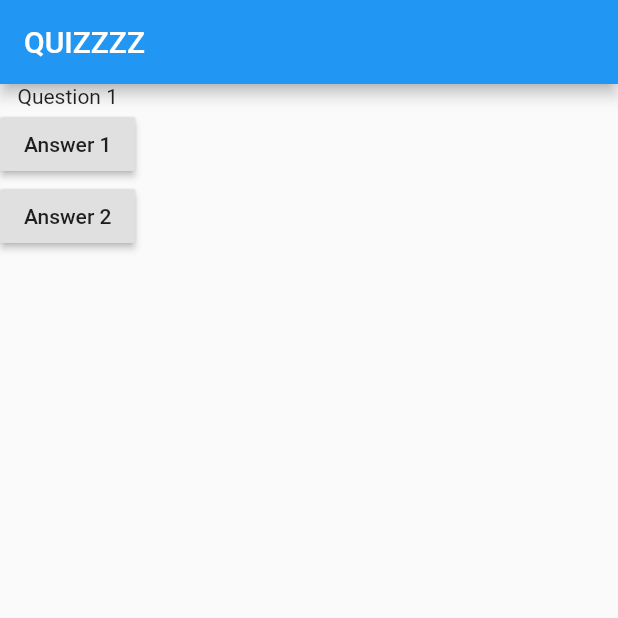
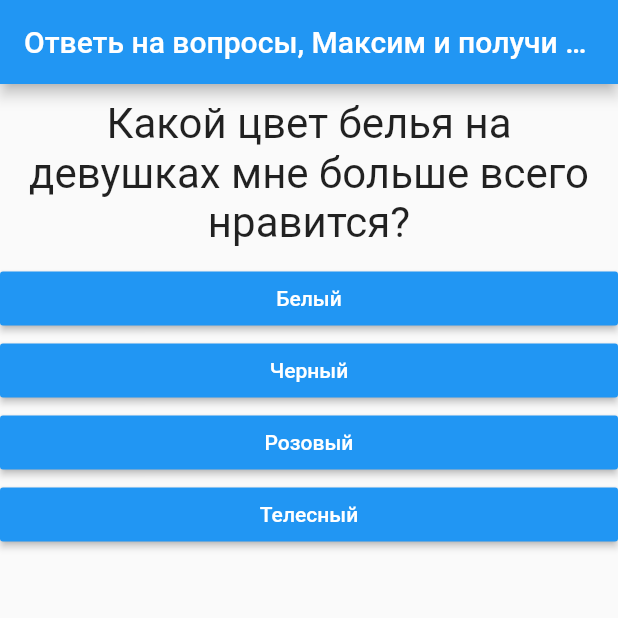
Before and after one commit to coder2k4/flutter_firstlook, a Flutter app: the screen it shows after launch, on a phone screen of 412 x 824 dp, the top half of it. Run offline on Flutter 3.47's test engine with Material 2 defaults, Android fonts, the phone set to English and light mode, and no system bars.

Commit message:
КВИЗЗЗЗЗЗЗЗЗЗ

```diff
--- /dev/null
+++ b/lib/answer.dart
@@ -0,0 +1,23 @@
+import 'dart:wasm';
+
+import 'package:flutter/material.dart';
+
+class Answer extends StatelessWidget {
+  final String answerText;
+  final Function selectHandler;
+
+  Answer(this.selectHandler, this.answerText);
+
+  @override
+  Widget build(BuildContext context) {
+    return Container(
+      width: double.infinity,
+      child: RaisedButton(
+        color: Colors.blue,
+        textColor: Colors.white,
+        child: Text(answerText),
+        onPressed: selectHandler,
+      ),
+    );
+  }
+}
--- a/lib/main.dart
+++ b/lib/main.dart
@@ -1,62 +1,171 @@
 import 'package:flutter/material.dart';
 
+import 'quiz.dart';
+import 'result.dart';
+
+/// Точка входа, запускаем наш главный Виджет MyApp
 void main() => runApp(MyApp());
 
-// void main() {
-//   runApp(MyApp());
-// }
 
+/// Наследуемся от виджета со стейтом, для ререндера при изменении внутренних данных
 class MyApp extends StatefulWidget {
-
   @override
   State<StatefulWidget> createState() {
-    return MyAppState();
+    return _MyAppState();
   }
 }
 
 
-class MyAppState extends State {
-  var qIndex = 0;
 
-  void answerQuestion() {
+class _MyAppState extends State<MyApp>{
 
+  // List<Map<String, Map>>
+  final _questions = const [
+    {
+      'questionText': 'Какой цвет белья на девушках мне больше всего нравится?',
+      'answers': [
+        {'text': 'Белый', 'score': 10},
+        {'text': 'Черный', 'score': 7},
+        {'text': 'Розовый', 'score': 1},
+        {'text': 'Телесный', 'score': 3},
+      ],
+    },
+    {
+      'questionText': 'Какой алкоголь я больше всего люблю?',
+      'answers': [
+        {'text': 'Пиво', 'score': 4},
+        {'text': 'Водку', 'score': 1},
+        {'text': 'Виски', 'score': 10},
+        {'text': 'Никакой', 'score': 6},
+      ],
+    },
+    {
+      'questionText': 'В какую игру я чаще всего играл в 2020',
+      'answers': [
+        {'text': 'Diablo 3', 'score': 1},
+        {'text': 'Apex Legends', 'score': 10},
+        {'text': 'StarWars: Old Republic', 'score': 1},
+        {'text': 'Гонял лысого', 'score': 20},
+      ],
+    },
+    {
+      'questionText': 'Что я подарил жене на НГ 2020/21',
+      'answers': [
+        {'text': 'Себя', 'score': 0},
+        {'text': 'Портмане', 'score': 10},
+        {'text': 'Набор круженого белья и духи', 'score': 3},
+        {'text': 'Ужин с заказом еды из ресторана', 'score': 6},
+      ],
+    },
+    {
+      'questionText': 'Как я чаще всего называю сына',
+      'answers': [
+        {'text': 'Личинус', 'score': 3},
+        {'text': 'Спиногрыз', 'score': 1},
+        {'text': 'Бусик', 'score': 9},
+        {'text': 'Барсета', 'score': 10},
+      ],
+    },
+    {
+      'questionText': 'Как я хотел назвать сына',
+      'answers': [
+        {'text': 'Адам', 'score': 5},
+        {'text': 'Алексей', 'score': 3},
+        {'text': 'Адольф', 'score': 10},
+        {'text': 'Аркадий', 'score': 1},
+      ],
+    },
+    {
+      'questionText': 'В какую игру мы играли дольше всего',
+      'answers': [
+        {'text': 'Apex Legend', 'score': 8},
+        {'text': 'WOW', 'score': 10},
+        {'text': 'Battlefield', 'score': 3},
+        {'text': 'Monster Hunter', 'score': 1},
+      ],
+    },
+    {
+      'questionText': 'Куда мы ходили посреди ночи, бухая на съемной хате',
+      'answers': [
+        {'text': 'За куревом', 'score': 1},
+        {'text': 'За бухлом', 'score': 5},
+        {'text': 'За девками', 'score': 8},
+        {'text': 'За дошиком', 'score': 10},
+      ],
+    },
+    {
+      'questionText': 'Что чаще всего мы делали на съмной хате',
+      'answers': [
+        {'text': 'Смотрели порно', 'score': 1},
+        {'text': 'Тусовались', 'score': 10},
+        {'text': 'Бухали', 'score': 8},
+        {'text': 'Курили кальян', 'score': 7},
+      ],
+    },
+    {
+      'questionText': 'Больше всего мы угорали над сериалом',
+      'answers': [
+        {'text': 'Друзья', 'score': 3},
+        {'text': 'Клиника', 'score': 6},
+        {'text': 'Как я встретил вашу маму', 'score': 10},
+        {'text': 'Отбросы', 'score': 8},
+      ],
+    },
+  ];
+
+
+  var _questionIndex = 0;
+  var _totalScore = 0;
+
+
+  // Функция для сброса статистики и индекса текущего вопроса (ререндерим приложуху)
+  void _resetQuiz() {
     setState(() {
-      qIndex += 1;
+      _questionIndex = 0;
+      _totalScore = 0;
+    });
+  }
+
+  // Функция ответа
+  void _answerQuiz(int score) {
+
+    _totalScore += score;
+
+    // Ререндерим вопрос
+    setState(() {
+      _questionIndex += 1;
     });
 
+    if (_questionIndex < _questions.length) {
+      print('остались еще вопросы');
+    }
+    else {
+      print('вопросов больше нет');
+    }
 
-    if (qIndex > 3) qIndex = 0;
-    print(qIndex);
   }
 
-  var questions = [
-    'Question 1',
-    'Question 2',
-    'Question 3',
-    'Question 4',
-  ];
 
   @override
   Widget build(BuildContext context) {
+
     return MaterialApp(
       home: Scaffold(
         appBar: AppBar(
-          title: Text('QUIZZZZ'),
+          title: Text('Ответь на вопросы, Максим и получи 100р на мобилу!'),
         ),
-        body: Column(
-          children: [
-            Text(questions[qIndex]),
-            RaisedButton(
-              child: Text('Answer 1'),
-              onPressed: answerQuestion,
-            ),
-            RaisedButton(
-              child: Text('Answer 2'),
-              onPressed: answerQuestion,
-            )
-          ],
-        ),
-      ),
+        body: _questionIndex < _questions.length ? Quiz(
+          answerQuiz: _answerQuiz,
+          questionIndex: _questionIndex,
+          questions: _questions,
+        ) :
+        Result(_totalScore, _resetQuiz)
+        ,
+      )
     );
+
   }
+
+
+
 }
--- /dev/null
+++ b/lib/question.dart
@@ -0,0 +1,22 @@
+import 'package:flutter/material.dart';
+
+class Question extends StatelessWidget {
+
+  final String questionText;
+
+  Question(this.questionText);
+
+  @override
+  Widget build(BuildContext context) {
+    return Container(
+      width: double.infinity,
+      margin: EdgeInsets.all(10),
+      child: Text(
+        questionText,
+        style: TextStyle(fontSize: 28),
+        textAlign: TextAlign.center,
+      ),
+    );
+  }
+
+}
--- /dev/null
+++ b/lib/quiz.dart
@@ -0,0 +1,31 @@
+import 'package:flutter/material.dart';
+
+import './question.dart';
+import 'answer.dart';
+
+class Quiz extends StatelessWidget {
+
+  final List<Map<String, Object>> questions;
+  final int questionIndex;
+  final Function answerQuiz;
+
+  Quiz({this.questions, this.questionIndex, this.answerQuiz});
+
+
+  @override
+  Widget build(BuildContext context) {
+    return Column(
+      children: [
+        Question(
+          questions[questionIndex]['questionText'],
+        ),
+        ...(questions[questionIndex]['answers'] as List<Map<String, Object>>)
+            .map((answer) {
+          return Answer(() => answerQuiz(answer['score']), answer['text']);
+        }).toList()
+      ],
+    );
+  }
+
+
+}
--- /dev/null
+++ b/lib/result.dart
@@ -0,0 +1,47 @@
+import 'package:flutter/material.dart';
+
+class Result extends StatelessWidget {
+  final int totalScore;
+  final Function resetQuiz;
+
+  Result(this.totalScore, this.resetQuiz);
+
+  String get resultPhrase {
+    String resultText;
+    if (totalScore <= 50 && totalScore >= 30) {
+      resultText = 'Максон, КЛАКСОН!!! ЭТО ПРОВАААААЛЛЛЛ ВАЛЕРААА!!!!!!!!';
+    } else if (totalScore <= 75) {
+      resultText = 'Чет ты подзабыл многое! Но еще не все ))';
+    } else if (totalScore <= 80) {
+      resultText = 'Нормальный результат ))) Попробуем еще раз?';
+    } else if (totalScore <= 99) {
+      resultText = 'Это было очень круто, совсем чуточку нехватило!';
+    } else if (totalScore == 100) {
+      resultText =
+          'ВАУ!!!! ТЫ ЭТО СДЕЛАЛ! Чтобы получить на мобильный деньги, отправь на номер 900 сообщение с цифрой 100';
+    } else {
+      resultText = 'О боже... ты точно не МАКС!';
+    }
+    return resultText;
+  }
+
+  @override
+  Widget build(BuildContext context) {
+    return Center(
+      child: Column(
+        children: [
+          Text(
+            resultPhrase,
+            style: TextStyle(fontSize: 36, fontWeight: FontWeight.bold),
+            textAlign: TextAlign.center,
+          ),
+          FlatButton(
+            onPressed: resetQuiz,
+            child: Text('Перезапускаем!!!!'),
+            textColor: Colors.redAccent,
+          )
+        ],
+      ),
+    );
+  }
+}
```
